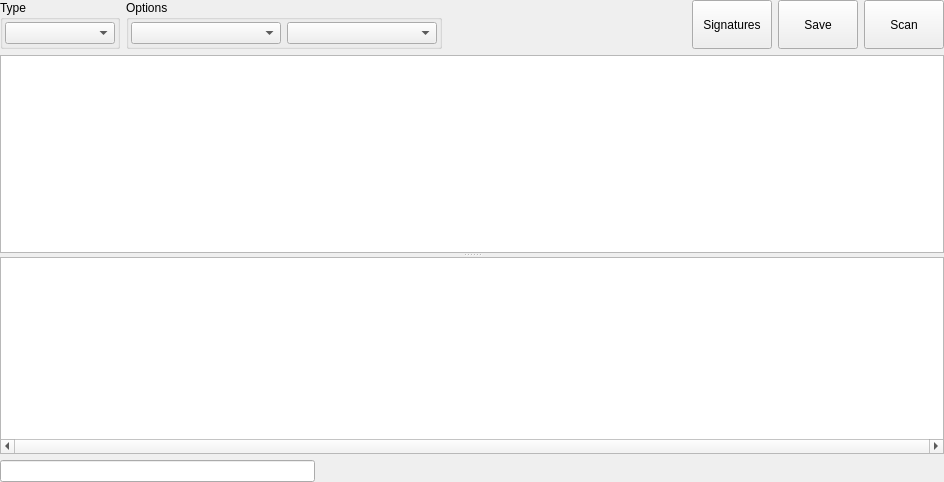
Above: diewidgetadvanced.ui from horsicq/die_widget before the change. Below: the same form after it.
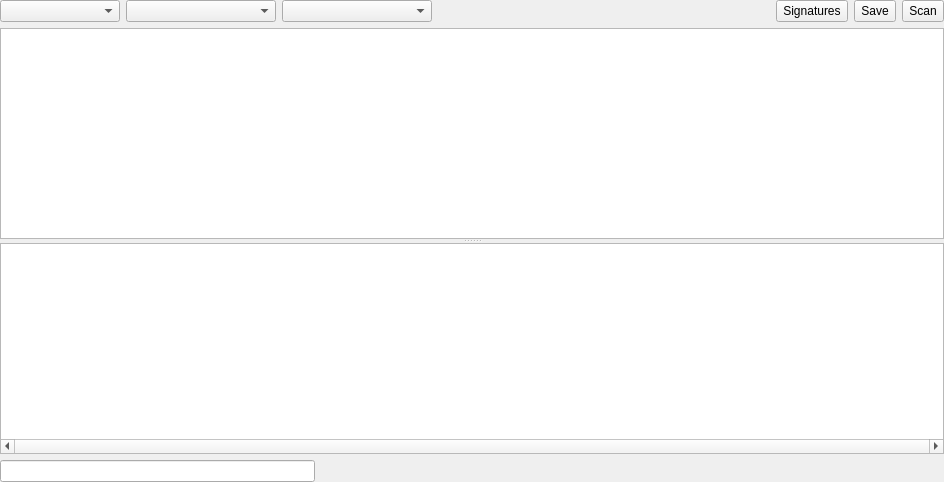
That is the form after the change. Custom widgets are drawn as their Qt base class.

The edit to the form file:
```diff
--- a/diewidgetadvanced.ui
+++ b/diewidgetadvanced.ui
@@ -29,53 +29,15 @@
    <item>
     <layout class="QHBoxLayout" name="horizontalLayout_2">
      <item>
-      <widget class="QGroupBox" name="groupBoxType">
+      <widget class="QComboBox" name="comboBoxType">
        <property name="minimumSize">
         <size>
          <width>120</width>
          <height>0</height>
         </size>
        </property>
-       <property name="title">
-        <string>Type</string>
-       </property>
-       <layout class="QVBoxLayout" name="verticalLayout_2">
-        <property name="leftMargin">
-         <number>2</number>
-        </property>
-        <property name="topMargin">
-         <number>2</number>
-        </property>
-        <property name="rightMargin">
-         <number>2</number>
-        </property>
-        <property name="bottomMargin">
-         <number>2</number>
-        </property>
-        <item>
-         <widget class="QComboBox" name="comboBoxType"/>
-        </item>
-       </layout>
       </widget>
      </item>
-     <item>
-      <widget class="QGroupBox" name="groupBoxOptions">
-       <property name="title">
-        <string>Options</string>
-       </property>
-       <layout class="QHBoxLayout" name="horizontalLayout_3">
-        <property name="leftMargin">
-         <number>2</number>
-        </property>
-        <property name="topMargin">
-         <number>2</number>
-        </property>
-        <property name="rightMargin">
-         <number>2</number>
-        </property>
-        <property name="bottomMargin">
-         <number>2</number>
-        </property>
         <item>
          <widget class="XComboBoxEx" name="comboBoxFlags">
           <property name="minimumSize">
@@ -96,9 +58,6 @@
           </property>
          </widget>
         </item>
-       </layout>
-      </widget>
-     </item>
      <item>
       <spacer name="horizontalSpacer">
        <property name="orientation">
@@ -113,7 +72,7 @@
       </spacer>
      </item>
      <item>
-      <widget class="QPushButton" name="pushButtonSignatures">
+      <widget class="QToolButton" name="toolButtonSignatures">
        <property name="sizePolicy">
         <sizepolicy hsizetype="Minimum" vsizetype="Minimum">
          <horstretch>0</horstretch>
@@ -123,10 +82,13 @@
        <property name="text">
         <string>Signatures</string>
        </property>
+       <property name="toolButtonStyle">
+        <enum>Qt::ToolButtonTextBesideIcon</enum>
+       </property>
       </widget>
      </item>
      <item>
-      <widget class="QPushButton" name="pushButtonSave">
+      <widget class="QToolButton" name="toolButtonSave">
        <property name="sizePolicy">
         <sizepolicy hsizetype="Minimum" vsizetype="Minimum">
          <horstretch>0</horstretch>
@@ -136,10 +98,13 @@
        <property name="text">
         <string>Save</string>
        </property>
+       <property name="toolButtonStyle">
+        <enum>Qt::ToolButtonTextBesideIcon</enum>
+       </property>
       </widget>
      </item>
      <item>
-      <widget class="QPushButton" name="pushButtonScan">
+      <widget class="QToolButton" name="toolButtonScan">
        <property name="sizePolicy">
         <sizepolicy hsizetype="Minimum" vsizetype="Minimum">
          <horstretch>0</horstretch>
@@ -149,6 +114,9 @@
        <property name="text">
         <string>Scan</string>
        </property>
+       <property name="toolButtonStyle">
+        <enum>Qt::ToolButtonTextBesideIcon</enum>
+       </property>
       </widget>
      </item>
     </layout>
```
Lines whose indentation alone changed are shown as unchanged.
